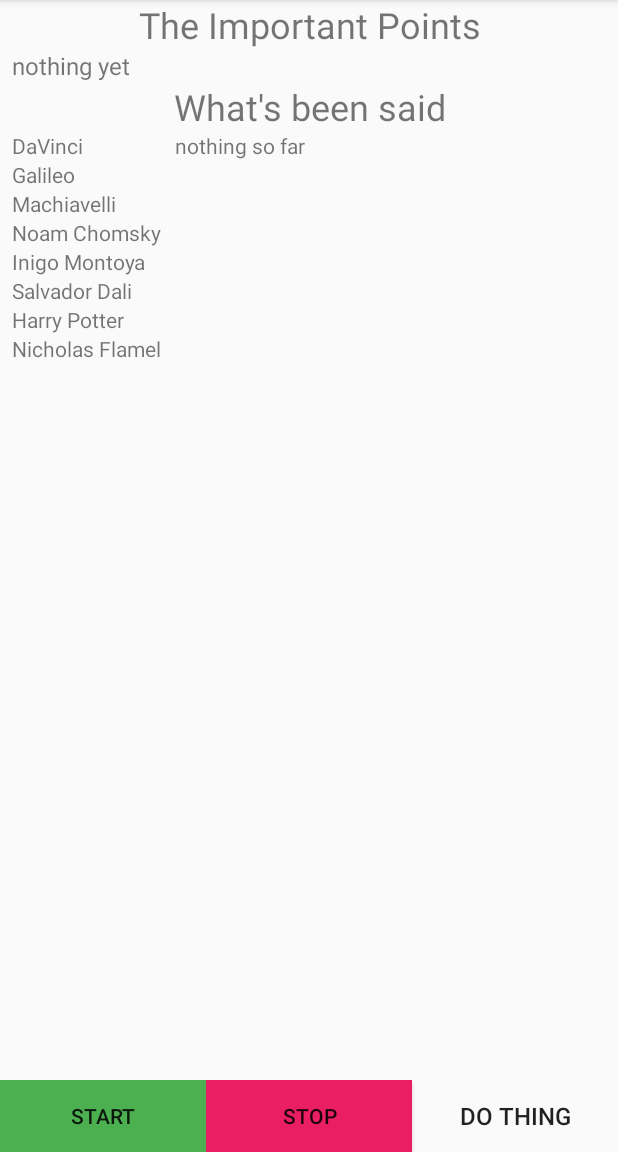
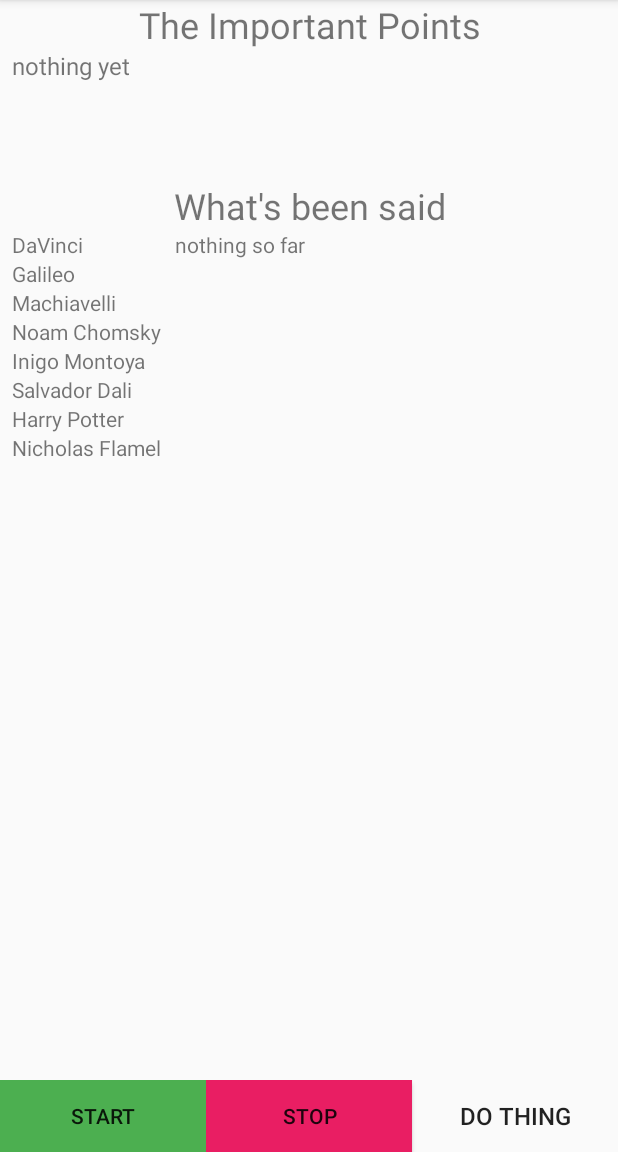
Before and after one commit to stairs1/memory-expansion-tools, an Android app: the screen it shows after launch (MainActivity), on a phone screen of 412 x 824 dp, the part 84-1236 px from its top. Run offline under Robolectric (Android 15) with nearby library versions, the phone set to English and light mode, and no system bars.

Commit message:
multi-phrase stage

```diff
--- a/SAMdroid/app/src/main/java/com/example/samdroid/FullService.java
+++ b/SAMdroid/app/src/main/java/com/example/samdroid/FullService.java
@@ -160,8 +160,9 @@ public class FullService extends IntentService {
                         String[] parray = phrases.toArray(bobsarray);
                         intent1.putExtra("DATAPASSED", parray);
 
-                        String stage = conversation.getStage();
-                        intent1.putExtra("STAGE", stage);
+                        List<String> stage = conversation.getStage();
+                        String[] sarray = stage.toArray(bobsarray);
+                        intent1.putExtra("STAGE", sarray);
 
                         sendBroadcast(intent1);
                     }
--- a/SAMdroid/app/src/main/java/com/example/samdroid/MainActivity.java
+++ b/SAMdroid/app/src/main/java/com/example/samdroid/MainActivity.java
@@ -26,7 +26,10 @@ public class MainActivity extends AppCompatActivity {
     public TextView phrase6;
     public TextView phrase7;
     public TextView phrase8;
-    public TextView stage;
+    public TextView stage1;
+    public TextView stage2;
+    public TextView stage3;
+    public TextView stage4;
     Intent FullServiceIntent;
 
     BroadcastReceiver broadcastReceiver = new BroadcastReceiver() {
@@ -82,8 +85,30 @@ public class MainActivity extends AppCompatActivity {
             else {
                 phrase8.setText("");
             }
-            String sstage = intent.getStringExtra("STAGE");
-            stage.setText(sstage);
+            String[] stage = intent.getStringArrayExtra("STAGE");
+            ArrayList<String> stages = new ArrayList(Arrays.asList(stage));
+            if(stages.size()>0){
+                stage1.setText(stages.get(0));
+            }
+            if(stages.size()>1){
+                stage2.setText(stages.get(1));
+            }
+            else{
+                stage2.setText("");
+            }
+            if(stages.size()>2){
+                stage3.setText(stages.get(2));
+            }
+            else{
+                stage3.setText("");
+            }
+            if(stages.size()>3){
+                stage4.setText(stages.get(3));
+            }
+            else{
+                stage4.setText("");
+            }
+
         }
     };
 
@@ -99,7 +124,10 @@ public class MainActivity extends AppCompatActivity {
         phrase6 = findViewById(R.id.text6);
         phrase7 = findViewById(R.id.text7);
         phrase8 = findViewById(R.id.text8);
-        stage = findViewById(R.id.stagecontents);
+        stage1 = findViewById(R.id.stage1);
+        stage2 = findViewById(R.id.stage2);
+        stage3 = findViewById(R.id.stage3);
+        stage4 = findViewById(R.id.stage4);
         IntentFilter intentFilter = new IntentFilter();
         intentFilter.addAction("com.example.samdroid");
         registerReceiver(broadcastReceiver, intentFilter);
--- a/SAMdroid/app/src/main/res/layout/activity_main.xml
+++ b/SAMdroid/app/src/main/res/layout/activity_main.xml
@@ -63,7 +63,31 @@
                 android:layout_width="match_parent"
                 android:layout_height="wrap_content"
                 android:layout_below="@id/stagetitle"
-                android:id="@+id/stagecontents"
+                android:id="@+id/stage1"
+                android:layout_marginStart="8dp"
+                android:textSize="16dp"/>
+        <TextView
+                android:text=""
+                android:layout_width="match_parent"
+                android:layout_height="wrap_content"
+                android:layout_below="@id/stage1"
+                android:id="@+id/stage2"
+                android:layout_marginStart="8dp"
+                android:textSize="16dp"/>
+        <TextView
+                android:text=""
+                android:layout_width="match_parent"
+                android:layout_height="wrap_content"
+                android:layout_below="@id/stage2"
+                android:id="@+id/stage3"
+                android:layout_marginStart="8dp"
+                android:textSize="16dp"/>
+        <TextView
+                android:text=""
+                android:layout_width="match_parent"
+                android:layout_height="wrap_content"
+                android:layout_below="@id/stage3"
+                android:id="@+id/stage4"
                 android:layout_marginStart="8dp"
                 android:textSize="16dp"/>
 
@@ -73,7 +97,7 @@
                 android:layout_width="match_parent"
                 android:layout_height="wrap_content"
                 android:id="@+id/cachetitle"
-                android:layout_below="@id/stagecontents"
+                android:layout_below="@id/stage4"
                 android:textAlignment="center"
                 android:textSize="24sp"/>
 
```
Also changed, not shown: SAMdroid/app/src/main/java/com/example/samdroid/Conversation.java (+15 -7 lines).
